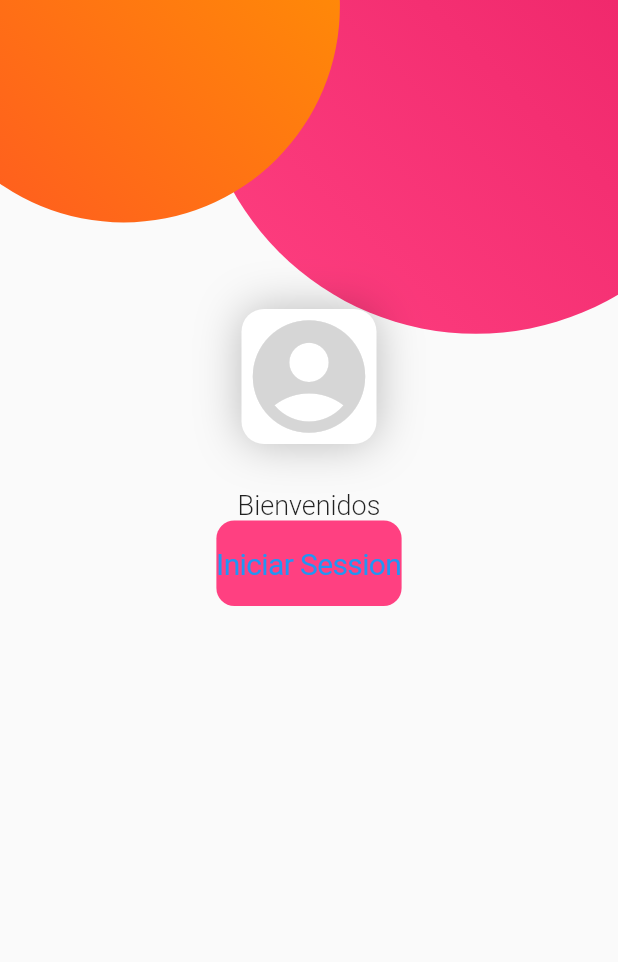
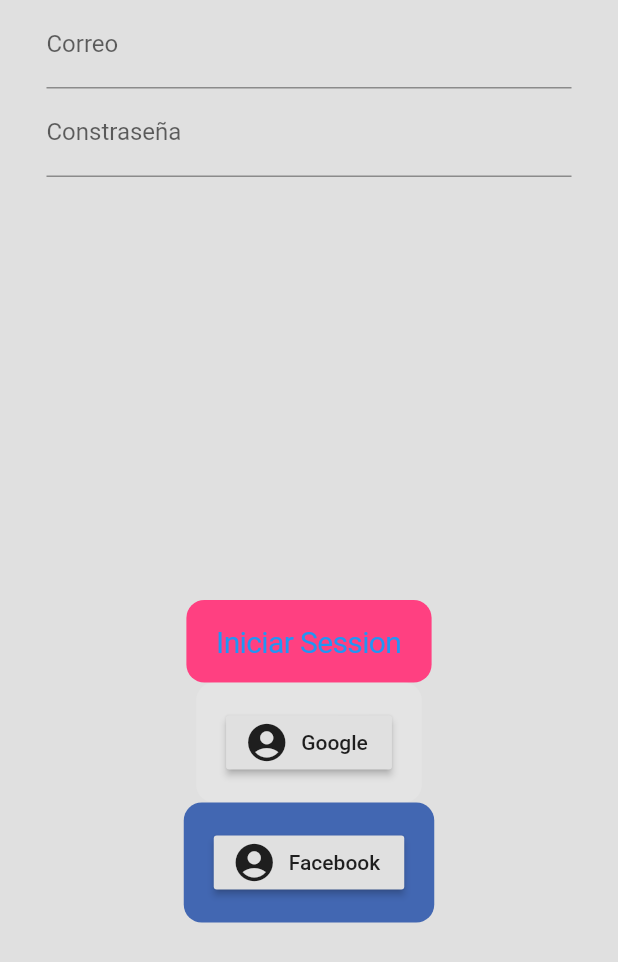
Before and after one commit to AlfaR0meo01/practica_flutter, a Flutter app: the screen it shows after launch, on a phone screen of 412 x 824 dp. Shown: the top 962 px of the screen. Run offline on Flutter 3.47's test engine with Material 2 defaults, Android fonts, the phone set to English and light mode, and no system bars.

Commit message:
nuevos cambios

```diff
--- a/lib/login.dart
+++ b/lib/login.dart
@@ -1,7 +1,16 @@
+import 'package:flutter/cupertino.dart';
 import 'package:flutter/material.dart';
-import 'package:practica_1/widgets/circle.dart';
-import 'package:flutter/cupertino.dart';
+import 'package:practica_1/widgets/input_text.dart';
 
+/************************************* */
+Color fromHex(String hexString) {
+  final buffer = StringBuffer();
+  if (hexString.length == 6 || hexString.length == 7) buffer.write('ff');
+  buffer.write(hexString.replaceFirst('#', ''));
+  return Color(int.parse(buffer.toString(), radix: 16));
+}
+
+/************************************** */
 class Login extends StatefulWidget {
   Login({Key key}) : super(key: key);
 
@@ -13,102 +22,77 @@ class _Loginpage extends State<Login> {
   @override
   Widget build(BuildContext context) {
     final size = MediaQuery.of(context).size;
+    //Orientation currentOrientation = MediaQuery.of(context).orientation;
 
     return Scaffold(
-
+      backgroundColor: Colors.grey[300],
       body: Container(
         width: size.width,
-         height: size.width,
+        height: size.height,
         child: Stack(
           children: <Widget>[
-              Positioned(
-               right: -size.width *0.22,
-               top: -size.width *0.36,
-               child: Circle(
-                 radius: size.width *0.45,
-                 colors: [
-                   Colors.pink,
-                   Colors.pinkAccent
-                 ],
-               ),
-             ),
-              Positioned(
-               left: -size.width *0.15,
-               top: -size.width *0.34,
-               child: Circle(
-                 radius: size.width *0.35,
-                 colors: [
-                   Colors.orange,
-                   Colors.deepOrange
-                 ],
-               ),
-             ),
             SingleChildScrollView(
-                child: SafeArea(
               child: Container(
                   width: size.width,
+                  height: size.height,
+                  child: SafeArea(
                     child: Column(
+                      mainAxisAlignment: MainAxisAlignment.spaceBetween,
                       children: <Widget>[
-                      Column(
-                        children: <Widget>[
-                          Container(
-                            child: Icon(
-                              Icons.account_circle,
-                              color:Colors.grey[350],
-                              size: 90,
-                            ),
-                            width: 90,
-                            height: 90,
-                            margin: EdgeInsets.only(top: size.width * .5),
-                            decoration: BoxDecoration(
-                              color:Colors.white,
-                              borderRadius: BorderRadius.circular(15),
-                              boxShadow: [
-                                BoxShadow(
-                                  color: Colors.black26,
-                                  blurRadius: 25
-                                )
-                              ]
-                            ),
-                          ),
-                          SizedBox(
-                            height: 30,
-                          ),
-                          Text(
-                            'Bienvenidos',
-                            textAlign: TextAlign.center,
-                            style: TextStyle(
-                              fontSize: 18,
-                              fontWeight: FontWeight.w300
-                            ),
-                            )
-                        ],
-                      ),
                         Column(
                           children: <Widget>[
                             ConstrainedBox(
                               constraints: BoxConstraints(
-                              maxHeight: 300,
-                              maxWidth: 300,
+                                maxHeight: 350,
+                                maxWidth: 350,
                               ),
-                            child: CupertinoButton(
-                              padding: EdgeInsets.symmetric(vertical: 17 ),
-                              color: Colors.pinkAccent,
-                              onPressed: (){},
-                              child: Text(
-                                'Iniciar Session',
-                                style: TextStyle(
-                                  fontSize: 20,
+                              child: Column(
+                                children: <Widget>[
+                                  Input(
+                                    label: 'Correo',
+                                  ),
+                                  Input(
+                                    label: 'Constraseña',
+                                  )
+                                ],
                               ),
                             ),
+
+                            SizedBox(
+                              height: 50,
                             ),
+                            Column(
+                              children: <Widget>[
+                                CupertinoButton(
+                                  color: Colors.pinkAccent,
+                                  onPressed: () {},
+                                  child: Text('Iniciar Session',style: TextStyle(fontSize: 20,),),
+                                ),
+                                CupertinoButton(
+                                  onPressed: () {},
+                                  color: Colors.white12,
+                                  child:RaisedButton.icon(
+                                    onPressed: (){},
+                                    icon: Icon(Icons.account_circle,size: 30,),
+                                    label: Text('Google'),
+                                  )
+                                ),
+                                 CupertinoButton(
+                                  onPressed: () {},
+                                  color: fromHex('#4267b2'),
+                                  child:RaisedButton.icon(
+                                    onPressed: (){},
+                                    icon: Icon(Icons.account_circle,size: 30,),
+                                    label: Text('Facebook'),
+                                  )
+                                )
+                              ],
                             )
                           ],
                         )
                       ],
                     ),
-                ),
-               ),
+                  )),
             )
           ],
         ),
@@ -116,64 +100,3 @@ class _Loginpage extends State<Login> {
     );
   }
 }
-   /*SingleChildScrollView(
-               child: SafeArea(
-                 child: Container(
-                 width: size.width,
-                 height: size.height,
-                  child: Column(
-                    mainAxisAlignment: MainAxisAlignment.spaceBetween,
-                    children: <Widget>[
-                     Column(
-                       children: <Widget>[
-                          Container(
-                            child: Icon(
-                              Icons.account_circle,
-                              color:Colors.grey[350],
-                              size: 90,
-                            ),
-                          width: 90,
-                          height: 90,
-                          margin: EdgeInsets.only(top: size.width * 0.4),
-                          decoration: BoxDecoration(
-                            color: Colors.white,
-                            borderRadius: BorderRadius.circular(15),
-                            boxShadow: [
-                              BoxShadow(
-                                color: Colors.black12,blurRadius: 10
-                              )
-                            ]
-                          ),
-                        ),
-                        SizedBox(height: 30),
-                        Text(
-                          'Bienvenido',
-                          textAlign: TextAlign.center,
-                          style: TextStyle(
-                            fontSize: 20,
-                            fontWeight: FontWeight.w300
-                            ),
-                          ),
-                        Column(
-                          children: <Widget>[
-                            ConstrainedBox(
-                              constraints: BoxConstraints(
-                                maxWidth: 350,
-                                maxHeight: 350
-                              ),
-                            ),
-                            CupertinoButton(
-                              padding: EdgeInsets.symmetric(vertical: 17 ),
-                              color: Colors.pink,
-                              onPressed: (){},
-                              child: Text('Iniciar Session'),
-                            )
-                          ],
-                        )
-                       ],
-                     )
-                    ],
-                  ),
-                ),
-               ),
-             )*/
--- a/lib/main.dart
+++ b/lib/main.dart
@@ -15,7 +15,9 @@ class MyApp extends StatelessWidget {
         primarySwatch: Colors.blue,
       ),
       //home: Test(title: 'Flutter Demo Home Page'),
-      home: Login(),
+      home: Login(
+
+      ),
       //home: Cube(),
     );
   }
--- /dev/null
+++ b/lib/widgets/input_text.dart
@@ -0,0 +1,22 @@
+import 'package:flutter/material.dart';
+
+class Input extends StatefulWidget {
+  //Input({Key key}) : super(key: key);
+  final String label;
+
+  const Input({Key key, this.label}) : super(key: key);
+
+  @override
+  _Input_text_State createState() => _Input_text_State();
+}
+
+class _Input_text_State extends State<Input> {
+  @override
+  Widget build(BuildContext context) {
+    return TextFormField(
+      decoration: InputDecoration(
+        labelText: widget.label,
+      ),
+    );
+  }
+}
--- a/pubspec.yaml
+++ b/pubspec.yaml
@@ -19,7 +19,6 @@ environment:
 dependencies:
   flutter:
     sdk: flutter
-
   # The following adds the Cupertino Icons font to your application.
   # Use with the CupertinoIcons class for iOS style icons.
   cupertino_icons: ^0.1.2
```
Lines whose indentation alone changed are shown as unchanged.
